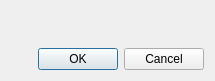
Before: the Qt Designer form Src/QtGradientEditor/qtgradientdialog.ui in wuCaviar/GraphicsDemo, drawn with Qt 5.
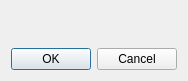
After: the same form once the commit is applied. Custom widgets are drawn as their Qt base class.

Diff of the .ui file:
```diff
--- a/Src/QtGradientEditor/qtgradientdialog.ui
+++ b/Src/QtGradientEditor/qtgradientdialog.ui
@@ -41,12 +41,12 @@
 **
 *********************************************************************</comment>
  <class>QtGradientDialog</class>
- <widget class="QDialog" name="QtGradientDialog">
-  <property name="geometry">
+ <widget class="QDialog" name="QtGradientDialog" >
+  <property name="geometry" >
    <rect>
     <x>0</x>
     <y>0</y>
-    <width>215</width>
+    <width>178</width>
     <height>81</height>
    </rect>
   </property>
@@ -69,8 +69,8 @@
      <property name="orientation">
       <enum>Qt::Horizontal</enum>
      </property>
-     <property name="standardButtons">
-      <set>QDialogButtonBox::Cancel|QDialogButtonBox::Ok</set>
+     <property name="standardButtons" >
+      <set>QDialogButtonBox::Cancel|QDialogButtonBox::NoButton|QDialogButtonBox::Ok</set>
      </property>
     </widget>
    </item>
```
Left out of the diff: 69 changed lines with no effect on the pictures.
